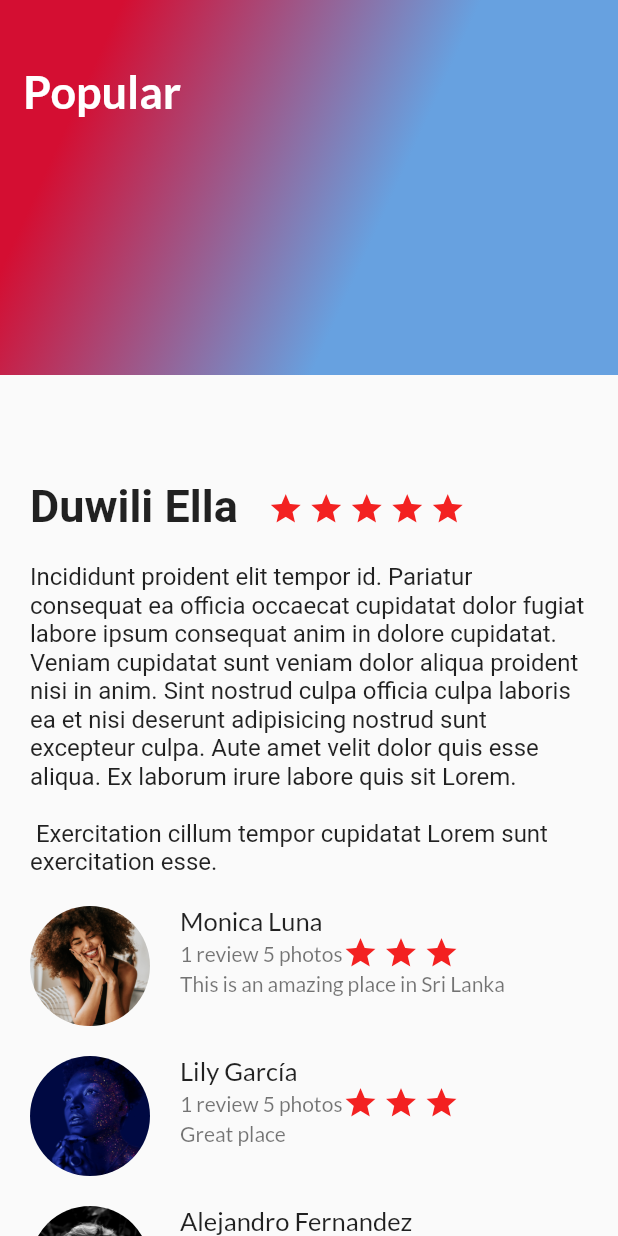
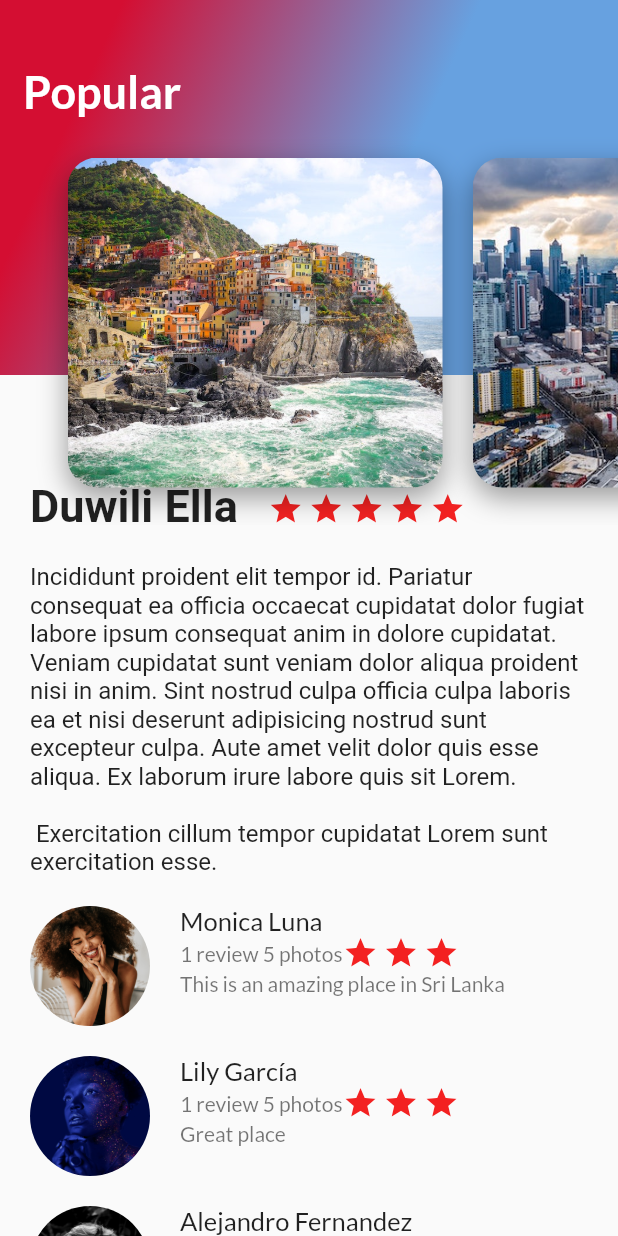
Before and after one commit to Fabiola08/travel_app, a Flutter app: the screen it shows after launch, on a phone screen of 412 x 824 dp. Run offline on Flutter 3.47's test engine with Material 2 defaults, Android fonts, the phone set to English and light mode, and no system bars; our stand-ins replace google_fonts; Roboto replaces fonts that are missing (Dosis).

Commit message:
Arreglando Cards

```diff
--- a/lib/screens/card_image.dart
+++ b/lib/screens/card_image.dart
@@ -30,6 +30,6 @@ class CardImage extends StatelessWidget {
         ]
       ),
     );
-    return const Card();
+    return card;
   }
 }
--- a/lib/screens/card_image_list.dart
+++ b/lib/screens/card_image_list.dart
@@ -24,6 +24,9 @@ class CardImageList extends StatelessWidget {
           CardImage(
             pathImage:'assets/img/place4.jpg',
           ),
+          CardImage(
+            pathImage:'assets/img/place5.jpg',
+          ),
         ],
       ),
     );
```
